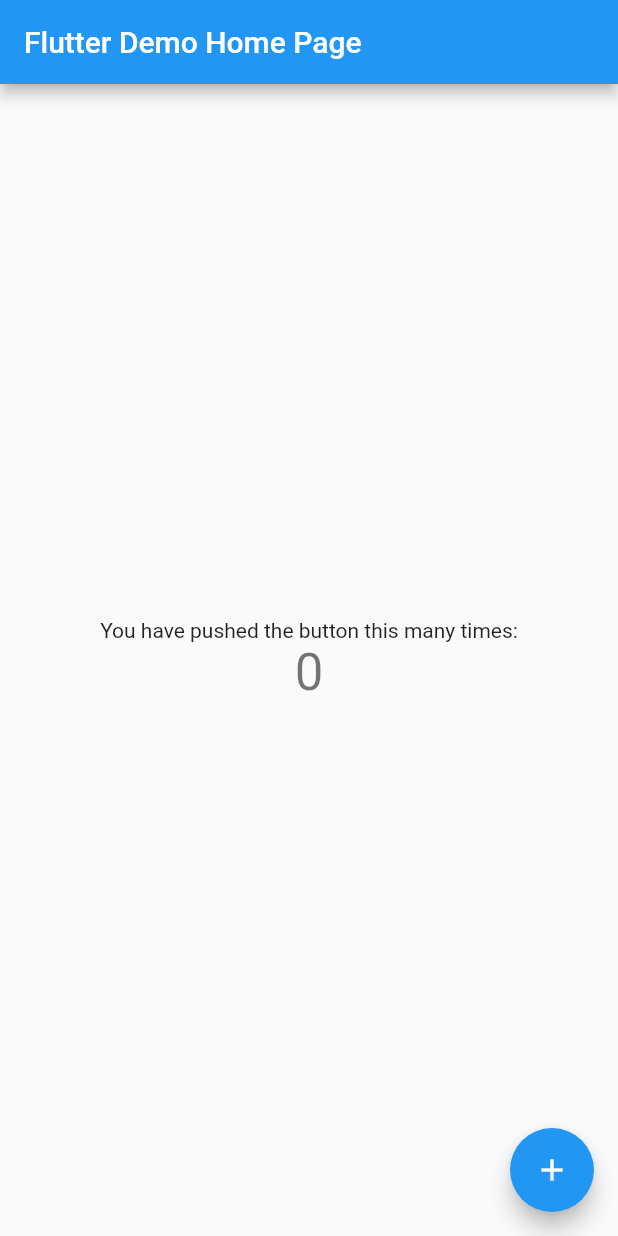
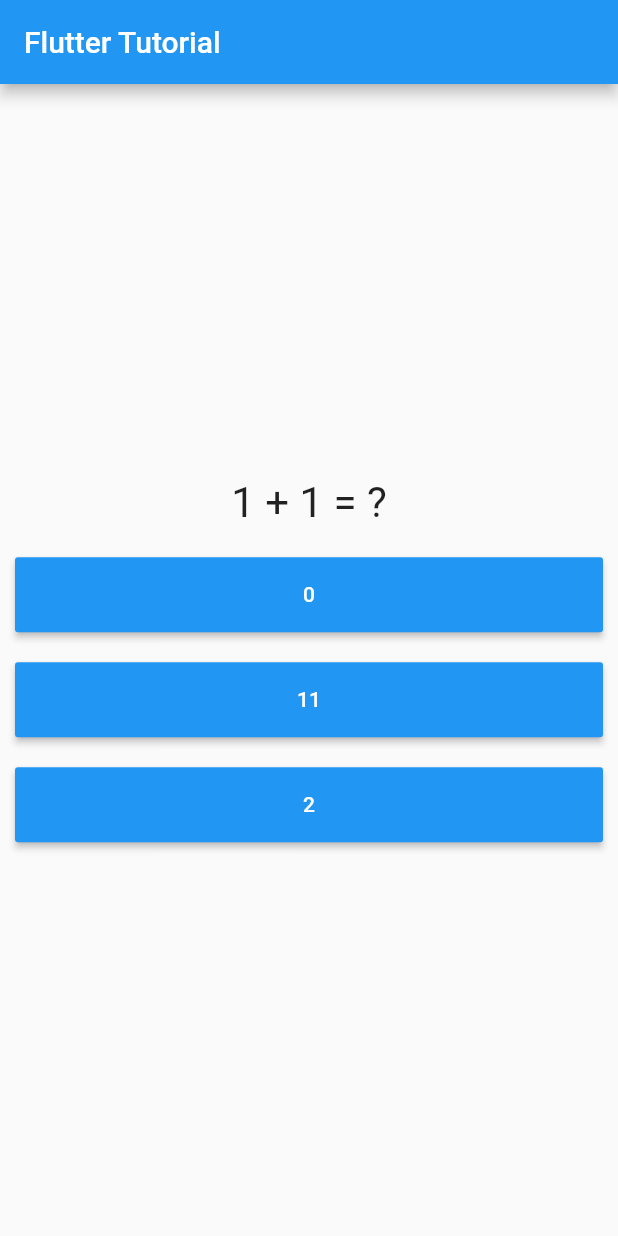
Before and after one commit to zzkhong/flutterTutorial, a Flutter app: the screen it shows after launch, on a phone screen of 412 x 824 dp. Run offline on Flutter 3.47's test engine with Material 2 defaults, Android fonts, the phone set to English and light mode, and no system bars.

Commit message:
Update: Add Flutter Tutorial

```diff
--- /dev/null
+++ b/lib/answer.dart
@@ -0,0 +1,33 @@
+import 'package:flutter/material.dart';
+
+class Answer extends StatelessWidget {
+  final Function selectHandler;
+  final String _answer;
+
+  Answer(
+    this.selectHandler,
+    this._answer
+  );
+
+  @override
+  Widget build(BuildContext context) {
+    return Container(
+      width: double.infinity,
+      height: 50,
+      margin: EdgeInsets.symmetric(
+        horizontal: 10,
+        vertical: 10,
+      ),
+      child: RaisedButton(
+        color: Colors.blue,
+        textColor: Colors.white,
+        child: (
+          Text(
+            _answer,
+          )
+        ),
+        onPressed: selectHandler
+      ),
+    );
+  }
+}
--- a/lib/main.dart
+++ b/lib/main.dart
@@ -1,117 +1,103 @@
 import 'package:flutter/material.dart';
+import 'package:flutterTutorial/result.dart';
 
-void main() {
-  runApp(MyApp());
-}
+import 'quiz.dart';
+void main() => runApp(FlutterTutorial());
 
-class MyApp extends StatelessWidget {
-  // This widget is the root of your application.
+class FlutterTutorial extends StatefulWidget {
   @override
-  Widget build(BuildContext context) {
-    return MaterialApp(
-      title: 'Flutter Demo',
-      theme: ThemeData(
-        // This is the theme of your application.
-        //
-        // Try running your application with "flutter run". You'll see the
-        // application has a blue toolbar. Then, without quitting the app, try
-        // changing the primarySwatch below to Colors.green and then invoke
-        // "hot reload" (press "r" in the console where you ran "flutter run",
-        // or simply save your changes to "hot reload" in a Flutter IDE).
-        // Notice that the counter didn't reset back to zero; the application
-        // is not restarted.
-        primarySwatch: Colors.blue,
-        // This makes the visual density adapt to the platform that you run
-        // the app on. For desktop platforms, the controls will be smaller and
-        // closer together (more dense) than on mobile platforms.
-        visualDensity: VisualDensity.adaptivePlatformDensity,
-      ),
-      home: MyHomePage(title: 'Flutter Demo Home Page'),
-    );
+  State<StatefulWidget> createState() {
+    return _FlutterTutorialState();
   }
 }
 
-class MyHomePage extends StatefulWidget {
-  MyHomePage({Key key, this.title}) : super(key: key);
+class _FlutterTutorialState extends State<FlutterTutorial> {
+  int _questionIndex = 0;
+  int _totalScore = 0;
 
-  // This widget is the home page of your application. It is stateful, meaning
-  // that it has a State object (defined below) that contains fields that affect
-  // how it looks.
+  static const _questions = [
+    {
+      'question': '1 + 1 = ?',
+      'answers': [
+        {
+          'value': '0',
+          'score': 0,
+        },
+        {
+          'value': '11',
+          'score': 0,
+        },
+        {
+          'value': '2',
+          'score': 1,
+        }
+      ]
+    },
+    {
+      'question': '1 * 1 = ?',
+      'answers': [
+        {
+          'value': '0',
+          'score': 0,
+        },
+        {
+          'value': '1',
+          'score': 1,
+        },
+        {
+          'value': '2',
+          'score': 0,
+        }
+      ]
+    },
+    {
+      'question': '1 - 1 = ?',
+      'answers': [
+        {
+          'value': '0',
+          'score': 1,
+        },
+        {
+          'value': '1',
+          'score': 0,
+        },
+        {
+          'value': '-1',
+          'score': 0,
+        }
+      ]
+    }
+  ];
 
-  // This class is the configuration for the state. It holds the values (in this
-  // case the title) provided by the parent (in this case the App widget) and
-  // used by the build method of the State. Fields in a Widget subclass are
-  // always marked "final".
+  void _submit(int score) {
+    setState(() {
+      _questionIndex = _questionIndex + 1;
+    });
+    _totalScore += score;
+    print(_questionIndex);
+  }
 
-  final String title;
-
-  @override
-  _MyHomePageState createState() => _MyHomePageState();
-}
-
-class _MyHomePageState extends State<MyHomePage> {
-  int _counter = 0;
-
-  void _incrementCounter() {
+  void _restart() {
     setState(() {
-      // This call to setState tells the Flutter framework that something has
-      // changed in this State, which causes it to rerun the build method below
-      // so that the display can reflect the updated values. If we changed
-      // _counter without calling setState(), then the build method would not be
-      // called again, and so nothing would appear to happen.
-      _counter++;
+      _questionIndex = 0;
     });
+    _totalScore = 0;
   }
 
   @override
   Widget build(BuildContext context) {
-    // This method is rerun every time setState is called, for instance as done
-    // by the _incrementCounter method above.
-    //
-    // The Flutter framework has been optimized to make rerunning build methods
-    // fast, so that you can just rebuild anything that needs updating rather
-    // than having to individually change instances of widgets.
-    return Scaffold(
-      appBar: AppBar(
-        // Here we take the value from the MyHomePage object that was created by
-        // the App.build method, and use it to set our appbar title.
-        title: Text(widget.title),
-      ),
-      body: Center(
-        // Center is a layout widget. It takes a single child and positions it
-        // in the middle of the parent.
-        child: Column(
-          // Column is also a layout widget. It takes a list of children and
-          // arranges them vertically. By default, it sizes itself to fit its
-          // children horizontally, and tries to be as tall as its parent.
-          //
-          // Invoke "debug painting" (press "p" in the console, choose the
-          // "Toggle Debug Paint" action from the Flutter Inspector in Android
-          // Studio, or the "Toggle Debug Paint" command in Visual Studio Code)
-          // to see the wireframe for each widget.
-          //
-          // Column has various properties to control how it sizes itself and
-          // how it positions its children. Here we use mainAxisAlignment to
-          // center the children vertically; the main axis here is the vertical
-          // axis because Columns are vertical (the cross axis would be
-          // horizontal).
-          mainAxisAlignment: MainAxisAlignment.center,
-          children: <Widget>[
-            Text(
-              'You have pushed the button this many times:',
-            ),
-            Text(
-              '$_counter',
-              style: Theme.of(context).textTheme.headline4,
-            ),
-          ],
+    return MaterialApp(
+      home: Scaffold(
+        appBar: AppBar(
+          title: Text('Flutter Tutorial'),
         ),
-      ),
-      floatingActionButton: FloatingActionButton(
-        onPressed: _incrementCounter,
-        tooltip: 'Increment',
-        child: Icon(Icons.add),
-      ), // This trailing comma makes auto-formatting nicer for build methods.
+        body: _questionIndex < _questions.length ? Quiz(
+          questions: _questions,
+          questionIndex: _questionIndex,
+          submit: _submit
+        ) :  Result(_totalScore, _restart),
+      )
     );
   }
+
 }
--- /dev/null
+++ b/lib/question.dart
@@ -0,0 +1,24 @@
+import 'package:flutter/material.dart';
+
+class Question extends StatelessWidget {
+  final String _question;
+
+  Question(
+    this._question
+  );
+
+  @override
+  Widget build(BuildContext context) {
+    return Container(
+      width: double.infinity,
+      margin: EdgeInsets.all(10),
+      child: Text(
+        _question,
+        style: TextStyle(
+          fontSize: 28,
+        ),
+        textAlign: TextAlign.center,
+      )
+    );
+  }
+}
--- /dev/null
+++ b/lib/quiz.dart
@@ -0,0 +1,31 @@
+import 'package:flutter/material.dart';
+
+import 'answer.dart';
+import 'question.dart';
+
+class Quiz extends StatelessWidget {
+  final List<Map<String, Object>> questions;
+  final int questionIndex;
+  final Function submit;
+
+  Quiz({
+    @required this.questions,
+    @required this.questionIndex,
+    @required this.submit
+  });
+
+  @override
+  Widget build(BuildContext context) {
+    return Column(
+      mainAxisAlignment: MainAxisAlignment.center,
+      children: [
+        Question(
+          questions[questionIndex]['question']
+        ),
+        ...(questions[questionIndex]['answers'] as List<Map<String, Object>>).map((answer) {
+          return Answer(() => submit(answer['score']), answer['value']);
+        }).toList()
+      ],
+    );
+  }
+}
--- /dev/null
+++ b/lib/result.dart
@@ -0,0 +1,39 @@
+import 'package:flutter/material.dart';
+import 'package:flutterTutorial/answer.dart';
+
+class Result extends StatelessWidget {
+  final int resultScore;
+  final Function restart;
+
+  Result(this.resultScore, this.restart);
+
+  String get resultPhrase {
+    if (resultScore < 1) return 'You are a failure';
+    else if (resultScore < 2) return 'Please try harder';
+    else return 'Well, even a 3-years old can answer all that correctly';
+  }
+
+  @override
+  Widget build(BuildContext context) {
+    return Container(
+      width: double.infinity,
+      child: Column(
+        mainAxisAlignment: MainAxisAlignment.center,
+        children: [
+          Text(
+            resultPhrase,
+            textAlign: TextAlign.center,
+            style: TextStyle(
+              fontSize: 24,
+              fontWeight: FontWeight.bold,
+            ),
+          ),
+          Answer(
+            restart,
+            'Try Again'
+          )
+        ]
+      ),
+    );
+  }
+}
```
Also changed, not shown: 1 other file.
